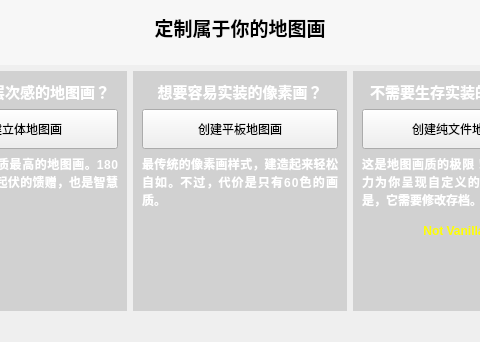
Qt form others/mainwindow.ui (SlopeCraft/SlopeCraft) before a commit; both pictures show x 100 to 580 and y 158 to 500 of the 680 by 500 pixel window.
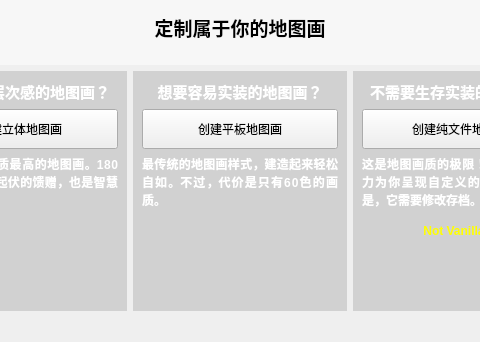
The same form after that commit. The open tabs and pages were chosen to show the change. Icons and pictures are not drawn.

What changed in the file:
```diff
--- a/others/mainwindow.ui
+++ b/others/mainwindow.ui
@@ -173,7 +173,7 @@
                 <string notr="true"/>
                </property>
                <property name="text">
-                <string>&lt;html&gt;&lt;head/&gt;&lt;body&gt;&lt;p align=&quot;center&quot;&gt;&lt;span style=&quot; font-size:11pt; font-weight:700; color:#ffffff;&quot;&gt;想要容易实装的像素画？&lt;/span&gt;&lt;/p&gt;&lt;/body&gt;&lt;/html&gt;</string>
+                <string>&lt;html&gt;&lt;head/&gt;&lt;body&gt;&lt;p align=&quot;center&quot;&gt;&lt;span style=&quot; font-size:11pt; font-weight:700; color:#ffffff;&quot;&gt;想要容易实装的地图画？&lt;/span&gt;&lt;/p&gt;&lt;/body&gt;&lt;/html&gt;</string>
                </property>
               </widget>
              </item>
@@ -202,7 +202,7 @@
                 <string notr="true"/>
                </property>
                <property name="text">
-                <string>&lt;html&gt;&lt;head/&gt;&lt;body&gt;&lt;p align=&quot;justify&quot;&gt;&lt;span style=&quot; font-weight:700; color:#ffffff;&quot;&gt;最传统的像素画样式，建造起来轻松自如。不过，代价是只有60色的画质。&lt;/span&gt;&lt;/p&gt;&lt;/body&gt;&lt;/html&gt;</string>
+                <string>&lt;html&gt;&lt;head/&gt;&lt;body&gt;&lt;p align=&quot;justify&quot;&gt;&lt;span style=&quot; font-weight:700; color:#ffffff;&quot;&gt;最传统的地图画样式，建造起来轻松自如。不过，代价是只有60色的画质。&lt;/span&gt;&lt;/p&gt;&lt;/body&gt;&lt;/html&gt;</string>
                </property>
                <property name="alignment">
                 <set>Qt::AlignLeading|Qt::AlignLeft|Qt::AlignTop</set>
```
Left out of the diff: 6 changed lines with no effect on the pictures.
